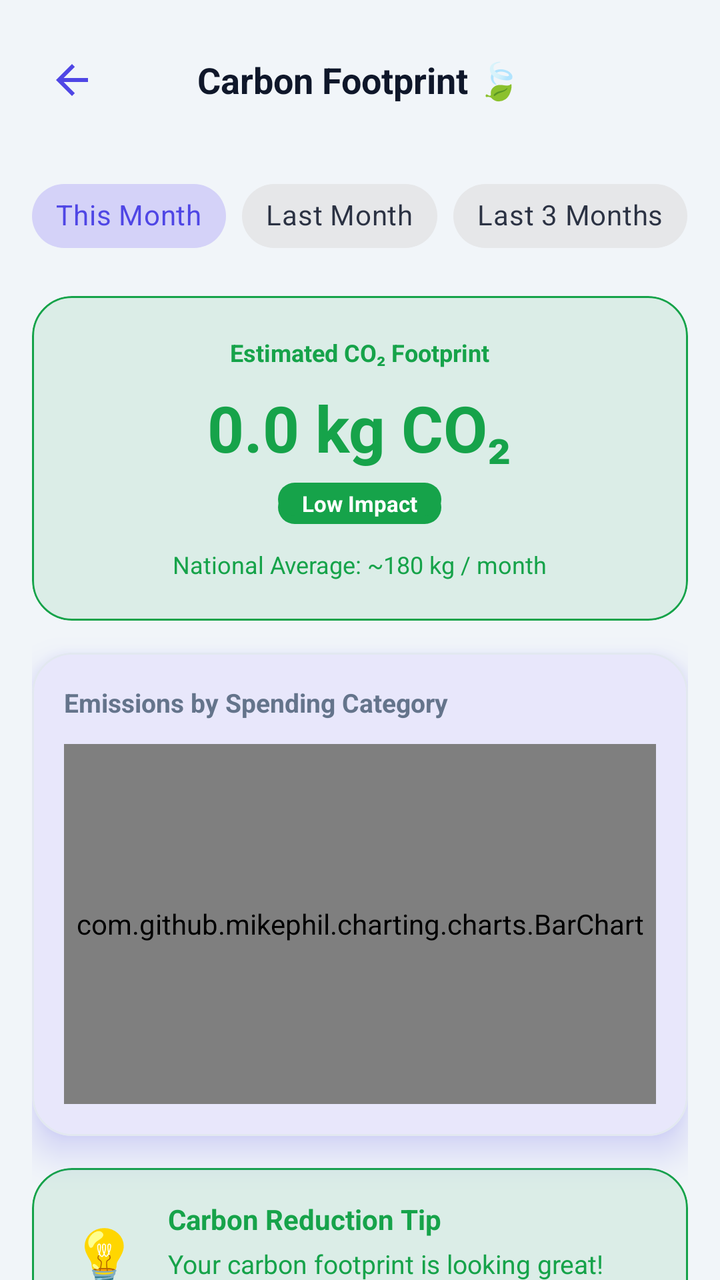
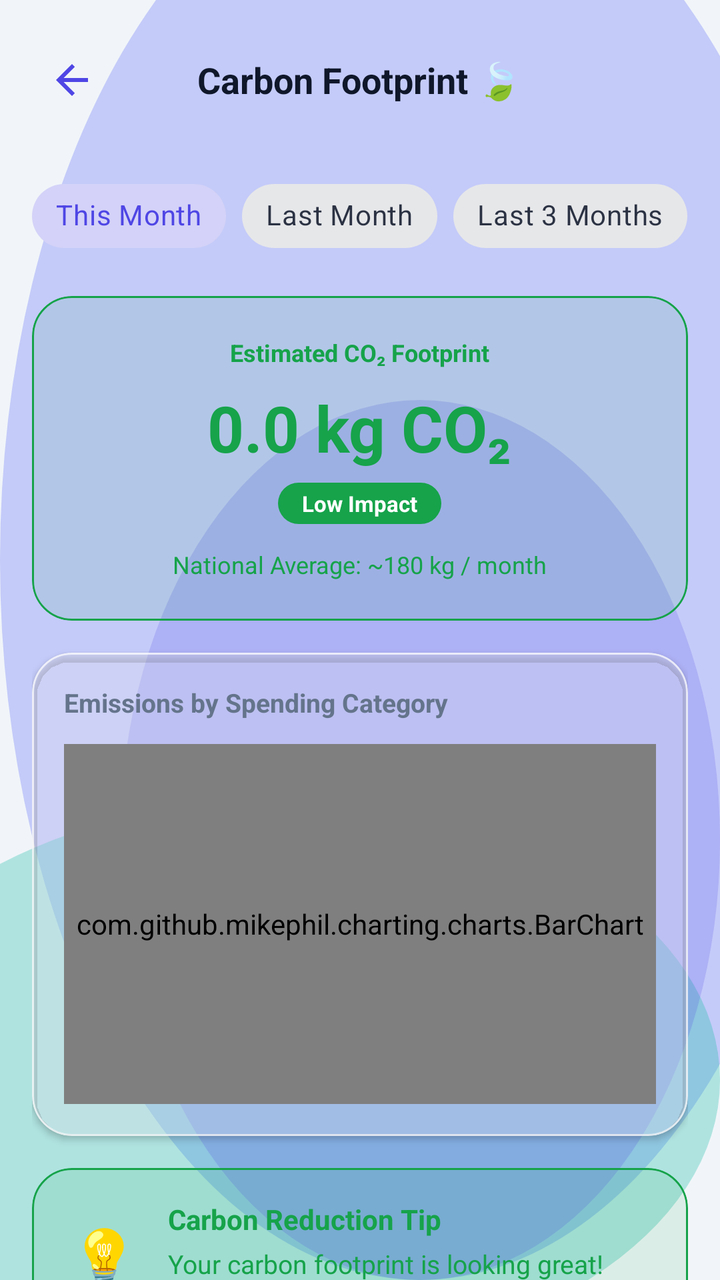

Screens rendered from an Android XML layout before and after an edit, with the pre-edit source and the edit as a unified diff.
<!-- AndroidManifest.xml: application theme Theme.MoneyLens -->
<!-- res/layout/fragment_carbon_tracker.xml -->
<?xml version="1.0" encoding="utf-8"?>
<androidx.constraintlayout.widget.ConstraintLayout xmlns:android="http://schemas.android.com/apk/res/android"
    xmlns:app="http://schemas.android.com/apk/res-auto"
    xmlns:tools="http://tools.android.com/tools"
    android:layout_width="match_parent"
    android:layout_height="match_parent"
    android:background="@color/colorBackground">

    
    <RelativeLayout
        android:id="@+id/layoutHeader"
        android:layout_width="match_parent"
        android:layout_height="56dp"
        android:layout_marginTop="12dp"
        android:paddingHorizontal="16dp"
        app:layout_constraintTop_toTopOf="parent">

        <ImageView
            android:id="@+id/btnBack"
            android:layout_width="40dp"
            android:layout_height="40dp"
            android:layout_alignParentStart="true"
            android:layout_centerVertical="true"
            android:background="?attr/selectableItemBackgroundBorderless"
            android:contentDescription="Back"
            android:padding="8dp"
            android:src="@drawable/ic_back" />

        <TextView
            android:layout_width="wrap_content"
            android:layout_height="wrap_content"
            android:layout_centerInParent="true"
            android:text="Carbon Footprint 🍃"
            android:textColor="@color/colorTextPrimary"
            android:textSize="18sp"
            android:textStyle="bold" />
    </RelativeLayout>

    <androidx.core.widget.NestedScrollView
        android:layout_width="match_parent"
        android:layout_height="0dp"
        android:fillViewport="true"
        app:layout_constraintBottom_toBottomOf="parent"
        app:layout_constraintTop_toBottomOf="@id/layoutHeader">

        <LinearLayout
            android:layout_width="match_parent"
            android:layout_height="wrap_content"
            android:orientation="vertical"
            android:padding="16dp">

            
            <com.google.android.material.chip.ChipGroup
                android:id="@+id/chipGroupPeriod"
                android:layout_width="match_parent"
                android:layout_height="wrap_content"
                android:layout_marginBottom="16dp"
                app:singleSelection="true"
                app:checkedChip="@+id/chipThisMonth">

                <com.google.android.material.chip.Chip
                    android:id="@+id/chipThisMonth"
                    style="@style/Widget.MaterialComponents.Chip.Choice"
                    android:layout_width="wrap_content"
                    android:layout_height="wrap_content"
                    android:text="This Month" />

                <com.google.android.material.chip.Chip
                    android:id="@+id/chipLastMonth"
                    style="@style/Widget.MaterialComponents.Chip.Choice"
                    android:layout_width="wrap_content"
                    android:layout_height="wrap_content"
                    android:text="Last Month" />

                <com.google.android.material.chip.Chip
                    android:id="@+id/chipLast3Months"
                    style="@style/Widget.MaterialComponents.Chip.Choice"
                    android:layout_width="wrap_content"
                    android:layout_height="wrap_content"
                    android:text="Last 3 Months" />
            </com.google.android.material.chip.ChipGroup>

            
            <com.google.android.material.card.MaterialCardView
                style="@style/ClayCard"
                android:layout_width="match_parent"
                android:layout_height="wrap_content"
                android:layout_marginBottom="16dp"
                app:cardElevation="0dp"
                app:cardBackgroundColor="@color/colorSuccessTint"
                app:strokeColor="@color/colorSuccess">

                <LinearLayout
                    android:layout_width="match_parent"
                    android:layout_height="wrap_content"
                    android:orientation="vertical"
                    android:padding="20dp"
                    android:gravity="center_horizontal">

                    <TextView
                        android:layout_width="wrap_content"
                        android:layout_height="wrap_content"
                        android:text="Estimated CO₂ Footprint"
                        android:textColor="@color/colorSuccess"
                        android:textSize="12sp"
                        android:textStyle="bold" />

                    <TextView
                        android:id="@+id/txtTotalCarbon"
                        android:layout_width="wrap_content"
                        android:layout_height="wrap_content"
                        android:layout_marginTop="8dp"
                        android:text="0.0 kg CO₂"
                        android:textColor="@color/colorSuccess"
                        android:textSize="32sp"
                        android:textStyle="bold" />

                    <TextView
                        android:id="@+id/txtCarbonRating"
                        android:layout_width="wrap_content"
                        android:layout_height="wrap_content"
                        android:layout_marginTop="6dp"
                        android:paddingHorizontal="12dp"
                        android:paddingVertical="3dp"
                        android:text="Low Impact"
                        android:textColor="@android:color/white"
                        android:textSize="11sp"
                        android:textStyle="bold"
                        android:background="@drawable/bg_clay_button"
                        android:backgroundTint="@color/colorSuccess" />

                    <TextView
                        android:layout_width="wrap_content"
                        android:layout_height="wrap_content"
                        android:layout_marginTop="12dp"
                        android:text="National Average: ~180 kg / month"
                        android:textColor="@color/colorSuccess"
                        android:textSize="12sp" />
                </LinearLayout>
            </com.google.android.material.card.MaterialCardView>

            
            <com.google.android.material.card.MaterialCardView
                android:id="@+id/cardCarbonChart"
                style="@style/ClayCard"
                android:layout_width="match_parent"
                android:layout_height="wrap_content"
                android:layout_marginBottom="16dp">

                <LinearLayout
                    android:layout_width="match_parent"
                    android:layout_height="wrap_content"
                    android:orientation="vertical"
                    android:padding="16dp">

                    <TextView
                        android:layout_width="wrap_content"
                        android:layout_height="wrap_content"
                        android:text="Emissions by Spending Category"
                        android:textColor="@color/colorTextSecondary"
                        android:textSize="13sp"
                        android:textStyle="bold"
                        android:layout_marginBottom="12dp" />

                    <com.github.mikephil.charting.charts.BarChart
                        android:id="@+id/carbonBarChart"
                        android:layout_width="match_parent"
                        android:layout_height="180dp" />
                </LinearLayout>
            </com.google.android.material.card.MaterialCardView>

            
            <com.google.android.material.card.MaterialCardView
                android:id="@+id/cardCarbonTips"
                style="@style/ClayCard"
                android:layout_width="match_parent"
                android:layout_height="wrap_content"
                android:layout_marginBottom="16dp"
                app:cardElevation="0dp"
                app:cardBackgroundColor="@color/colorSuccessTint"
                app:strokeColor="@color/colorSuccess">

                <LinearLayout
                    android:layout_width="match_parent"
                    android:layout_height="wrap_content"
                    android:orientation="horizontal"
                    android:padding="16dp"
                    android:gravity="center_vertical">

                    <TextView
                        android:layout_width="40dp"
                        android:layout_height="40dp"
                        android:text="💡"
                        android:textSize="28sp"
                        android:gravity="center" />

                    <LinearLayout
                        android:layout_width="match_parent"
                        android:layout_height="wrap_content"
                        android:orientation="vertical"
                        android:layout_marginStart="12dp">

                        <TextView
                            android:layout_width="wrap_content"
                            android:layout_height="wrap_content"
                            android:text="Carbon Reduction Tip"
                            android:textColor="@color/colorSuccess"
                            android:textSize="14sp"
                            android:textStyle="bold" />

                        <TextView
                            android:id="@+id/txtCarbonTip"
                            android:layout_width="wrap_content"
                            android:layout_height="wrap_content"
                            android:layout_marginTop="4dp"
                            android:text="Your carbon footprint is looking great! Maintain local transit and smart habits."
                            android:textColor="@color/colorSuccess"
                            android:textSize="13sp" />
                    </LinearLayout>
                </LinearLayout>
            </com.google.android.material.card.MaterialCardView>

            
            <TextView
                android:layout_width="wrap_content"
                android:layout_height="wrap_content"
                android:text="About this data: Estimates are based on published global research averages for carbon intensities of consumer spending. For environmental awareness only."
                android:textColor="@color/colorTextSecondary"
                android:textSize="11sp"
                android:gravity="center"
                android:layout_marginBottom="24dp" />

        </LinearLayout>
    </androidx.core.widget.NestedScrollView>

</androidx.constraintlayout.widget.ConstraintLayout>
<!-- resources referenced by this layout -->
<resources>
  <color name="colorBackground">#F1F5F9</color>
  <color name="colorSuccess">#16A34A</color>
  <color name="colorSuccessTint">#1A16A34A</color>
  <color name="colorTextPrimary">#0F172A</color>
  <color name="colorTextSecondary">#64748B</color>
  <!-- drawable bg_clay_button (drawable) -->
  <?xml version="1.0" encoding="utf-8"?>
  <ripple xmlns:android="http://schemas.android.com/apk/res/android"
      android:color="@color/colorPrimaryDark">
  
      <item android:id="@android:id/background">
          <layer-list>
              
              <item android:top="4dp">
                  <shape android:shape="rectangle">
                      <solid android:color="@color/colorPrimaryShadow" />
                      <corners android:radius="18dp" />
                  </shape>
              </item>
              
              <item android:bottom="4dp">
                  <shape android:shape="rectangle">
                      <solid android:color="@color/colorPrimary" />
                      <corners android:radius="18dp" />
                  </shape>
              </item>
          </layer-list>
      </item>
  
      <item android:id="@android:id/mask">
          <shape android:shape="rectangle">
              <solid android:color="#FFFFFFFF" />
              <corners android:radius="18dp" />
          </shape>
      </item>
  </ripple>
  <style name="ClayCard" parent="Widget.Material3.CardView.Elevated">
          <item name="cardCornerRadius">@dimen/clay_card_radius</item>
          <item name="cardElevation">10dp</item>
          <item name="android:stateListAnimator">@null</item>
          <item name="strokeColor">@color/colorCardBorder</item>
          <item name="strokeWidth">1dp</item>
          <item name="cardBackgroundColor">@color/colorSurface</item>
          <item name="android:outlineSpotShadowColor" tools:targetApi="p">@color/colorPrimary</item>
          <item name="android:outlineAmbientShadowColor" tools:targetApi="p">@color/colorPrimary</item>
      </style>
  <style name="Theme.MoneyLens" parent="Base.Theme.MoneyLens" />
  <color name="colorPrimaryDark">#4338CA</color>
  <color name="colorPrimaryShadow">#3730A3</color>
  <color name="colorPrimary">#4F46E5</color>
  <dimen name="clay_card_radius">20dp</dimen>
  <color name="colorCardBorder">#E2E8F0</color>
  <color name="colorSurface">#FFFFFF</color>
  <style name="Base.Theme.MoneyLens" parent="Theme.Material3.Light.NoActionBar">
          
          <item name="colorPrimary">@color/colorPrimary</item>
          <item name="colorOnPrimary">@color/colorOnPrimary</item>
          <item name="colorSecondary">@color/colorSecondary</item>
          <item name="colorError">@color/colorDanger</item>
          <item name="android:windowBackground">@color/colorBackground</item>
          <item name="colorSurface">@color/colorSurface</item>
          <item name="android:colorBackground">@color/colorBackground</item>
          <item name="colorOnSurface">@color/colorTextPrimary</item>
  
          
          <item name="android:statusBarColor">@color/colorBackground</item>
          <item name="android:windowLightStatusBar" tools:targetApi="m">true</item>
          <item name="android:navigationBarColor">@color/colorBackground</item>
      </style>
  <color name="colorOnPrimary">#FFFFFF</color>
  <color name="colorSecondary">#14B8A6</color>
  <color name="colorDanger">#DC2626</color>
  <!-- unchanged entries left out for length: 1 -->
</resources>

<!-- the commit's change to res/layout/fragment_carbon_tracker.xml (unified diff, before → after) -->
@@ -4,7 +4,7 @@
     xmlns:tools="http://tools.android.com/tools"
     android:layout_width="match_parent"
     android:layout_height="match_parent"
-    android:background="@color/colorBackground">
+    android:background="@drawable/bg_mesh_gradient">
 
     
     <RelativeLayout
<!-- resource entries referenced after the edit -->
@@ -1,6 +1,9 @@
 <!-- resources referenced by this layout -->
 <resources>
   <color name="colorBackground">#F1F5F9</color>
+  <color name="glassMeshOrb1">#66818CF8</color>
+  <color name="glassMeshOrb2">#4D14B8A6</color>
+  <color name="glassMeshOrb3">#334F46E5</color>
   <color name="colorSuccess">#16A34A</color>
   <color name="colorSuccessTint">#1A16A34A</color>
   <color name="colorTextPrimary">#0F172A</color>
@@ -11,22 +14,10 @@
       android:color="@color/colorPrimaryDark">
   
       <item android:id="@android:id/background">
-          <layer-list>
-              
-              <item android:top="4dp">
-                  <shape android:shape="rectangle">
-                      <solid android:color="@color/colorPrimaryShadow" />
-                      <corners android:radius="18dp" />
-                  </shape>
-              </item>
-              
-              <item android:bottom="4dp">
-                  <shape android:shape="rectangle">
-                      <solid android:color="@color/colorPrimary" />
-                      <corners android:radius="18dp" />
-                  </shape>
-              </item>
-          </layer-list>
+          <shape android:shape="rectangle">
+              <solid android:color="@color/colorPrimary" />
+              <corners android:radius="18dp" />
+          </shape>
       </item>
   
       <item android:id="@android:id/mask">
@@ -36,25 +27,53 @@
           </shape>
       </item>
   </ripple>
+  <!-- drawable bg_mesh_gradient (drawable) -->
+  <?xml version="1.0" encoding="utf-8"?>
+  <layer-list xmlns:android="http://schemas.android.com/apk/res/android">
+      
+      <item>
+          <shape android:shape="rectangle">
+              <solid android:color="@color/colorBackground" />
+          </shape>
+      </item>
+      
+      <item android:top="-80dp" android:right="-60dp">
+          <shape android:shape="oval">
+              <solid android:color="@color/glassMeshOrb1" />
+              <size android:width="280dp" android:height="280dp" />
+          </shape>
+      </item>
+      
+      <item android:bottom="-40dp" android:left="-80dp" android:top="400dp">
+          <shape android:shape="oval">
+              <solid android:color="@color/glassMeshOrb2" />
+              <size android:width="240dp" android:height="240dp" />
+          </shape>
+      </item>
+      
+      <item android:top="200dp" android:left="60dp">
+          <shape android:shape="oval">
+              <solid android:color="@color/glassMeshOrb3" />
+              <size android:width="200dp" android:height="200dp" />
+          </shape>
+      </item>
+  </layer-list>
   <style name="ClayCard" parent="Widget.Material3.CardView.Elevated">
           <item name="cardCornerRadius">@dimen/clay_card_radius</item>
-          <item name="cardElevation">10dp</item>
+          <item name="cardElevation">2dp</item>
           <item name="android:stateListAnimator">@null</item>
-          <item name="strokeColor">@color/colorCardBorder</item>
+          <item name="strokeColor">@color/glassCardBorder</item>
           <item name="strokeWidth">1dp</item>
-          <item name="cardBackgroundColor">@color/colorSurface</item>
-          <item name="android:outlineSpotShadowColor" tools:targetApi="p">@color/colorPrimary</item>
-          <item name="android:outlineAmbientShadowColor" tools:targetApi="p">@color/colorPrimary</item>
+          <item name="cardBackgroundColor">@color/glassCardBg</item>
       </style>
   <style name="Theme.MoneyLens" parent="Base.Theme.MoneyLens" />
   <color name="colorPrimaryDark">#4338CA</color>
-  <color name="colorPrimaryShadow">#3730A3</color>
   <color name="colorPrimary">#4F46E5</color>
   <dimen name="clay_card_radius">20dp</dimen>
-  <color name="colorCardBorder">#E2E8F0</color>
+  <color name="glassCardBorder">#B3FFFFFF</color>
+  <color name="glassCardBg">#8CFFFFFF</color>
   <color name="colorSurface">#FFFFFF</color>
   <style name="Base.Theme.MoneyLens" parent="Theme.Material3.Light.NoActionBar">
-          
           <item name="colorPrimary">@color/colorPrimary</item>
           <item name="colorOnPrimary">@color/colorOnPrimary</item>
           <item name="colorSecondary">@color/colorSecondary</item>
@@ -65,9 +84,10 @@
           <item name="colorOnSurface">@color/colorTextPrimary</item>
   
           
-          <item name="android:statusBarColor">@color/colorBackground</item>
+          <item name="android:statusBarColor">@android:color/transparent</item>
           <item name="android:windowLightStatusBar" tools:targetApi="m">true</item>
-          <item name="android:navigationBarColor">@color/colorBackground</item>
+          <item name="android:navigationBarColor">@android:color/transparent</item>
+          <item name="android:windowDrawsSystemBarBackgrounds">true</item>
       </style>
   <color name="colorOnPrimary">#FFFFFF</color>
   <color name="colorSecondary">#14B8A6</color>
